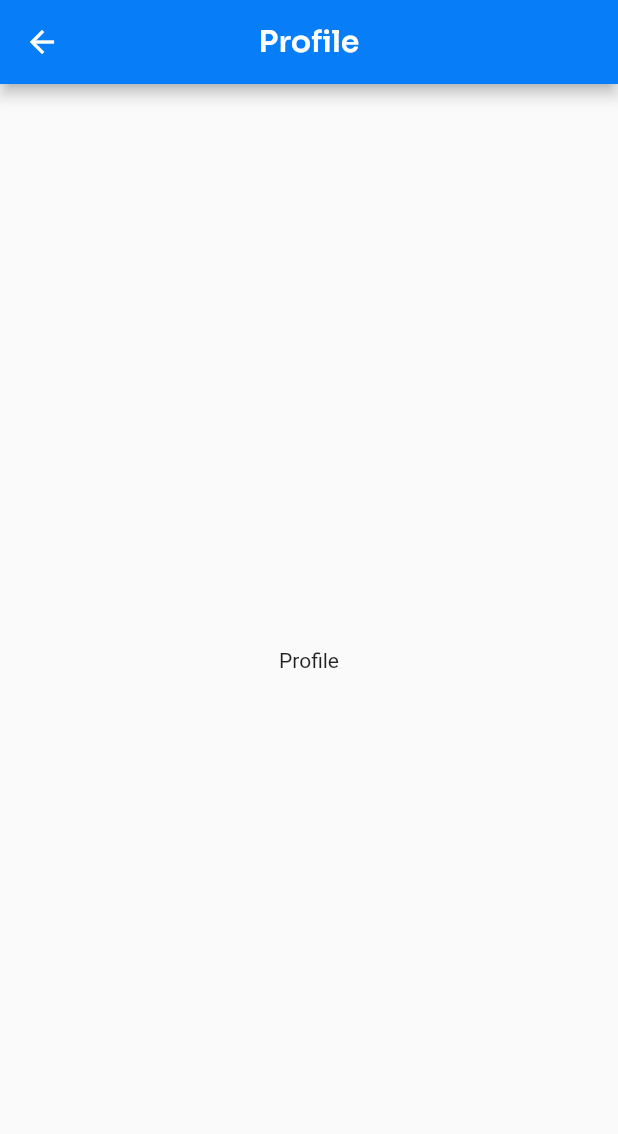
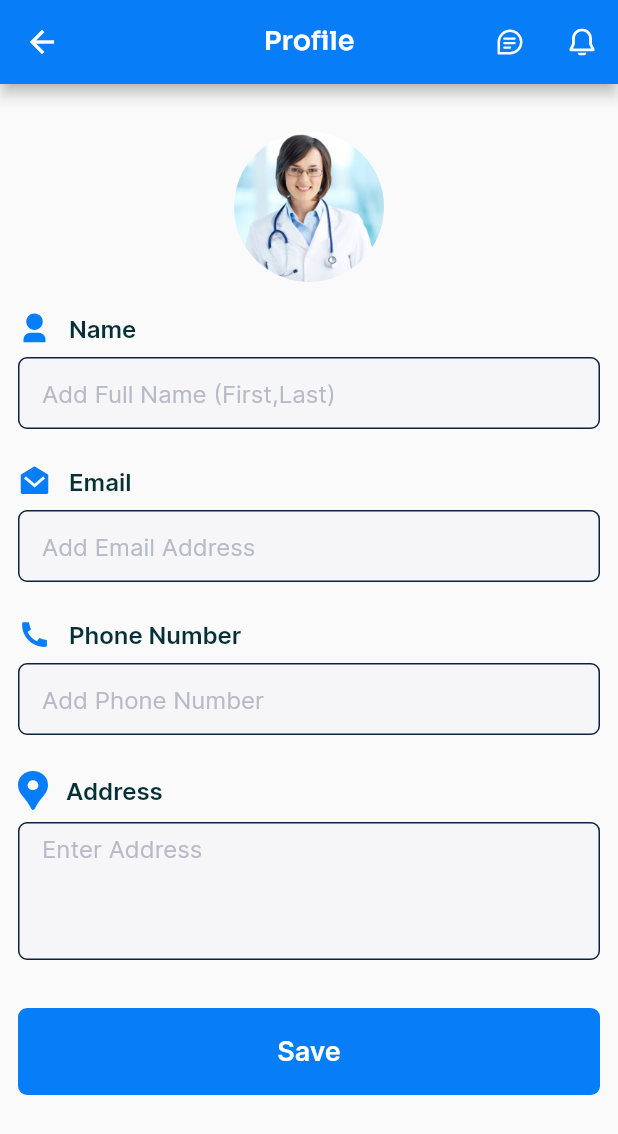
Before and after one commit to maniokhan/tether, a Flutter app: the ProvidersScreen screen opened directly, in the side drawer, after a tap on "Profile", on a phone screen of 412 x 824 dp. Shown: the top 1134 px of the screen. Run offline on Flutter 3.47's test engine with Material 2 defaults, Android fonts, the light colour scheme and no system bars; our stand-ins replace flutter_rating_bar, flutter_riverpod, flutter_svg, freezed_annotation; missing offline and left inert: custom_clippers; generated files the repository leaves out were written again.

Commit message:
work on profile and provider screen

```diff
--- a/lib/src/assets/assets.gen.dart
+++ b/lib/src/assets/assets.gen.dart
@@ -16,6 +16,7 @@ class Assets {
 
   static const AssetGenImage tetherLogo =
       AssetGenImage('assets/Tether-logo.png');
+  static const SvgGenImage address = SvgGenImage('assets/address.svg');
   static const SvgGenImage appointment = SvgGenImage('assets/appointment.svg');
   static const SvgGenImage checkup = SvgGenImage('assets/checkup.svg');
   static const SvgGenImage chipAndTag = SvgGenImage('assets/chipAndTag.svg');
@@ -39,6 +40,9 @@ class Assets {
       SvgGenImage('assets/medicalRecords.svg');
   static const SvgGenImage message = SvgGenImage('assets/message.svg');
   static const SvgGenImage name = SvgGenImage('assets/name.svg');
+  static const SvgGenImage nameIcon = SvgGenImage('assets/nameIcon.svg');
+  static const SvgGenImage nickNameIcon =
+      SvgGenImage('assets/nickNameIcon.svg');
   static const SvgGenImage notofication =
       SvgGenImage('assets/notofication.svg');
   static const AssetGenImage persianCat1 =
@@ -55,11 +59,14 @@ class Assets {
   static const AssetGenImage profilePhoto =
       AssetGenImage('assets/profile_photo.jpeg');
   static const SvgGenImage provider = SvgGenImage('assets/provider.svg');
+  static const SvgGenImage speciesIcon = SvgGenImage('assets/speciesIcon.svg');
   static const SvgGenImage twitter = SvgGenImage('assets/twitter.svg');
+  static const SvgGenImage weightIcon = SvgGenImage('assets/weightIcon.svg');
 
   /// List of all assets
   List<dynamic> get values => [
         tetherLogo,
+        address,
         appointment,
         checkup,
         chipAndTag,
@@ -82,6 +89,8 @@ class Assets {
         medicalRecords,
         message,
         name,
+        nameIcon,
+        nickNameIcon,
         notofication,
         persianCat1,
         persianCat2,
@@ -92,7 +101,9 @@ class Assets {
         primaryLogo,
         profilePhoto,
         provider,
-        twitter
+        speciesIcon,
+        twitter,
+        weightIcon
       ];
 }
 
--- a/lib/src/common_widgets/common_button.dart
+++ b/lib/src/common_widgets/common_button.dart
@@ -5,6 +5,10 @@ import 'package:tether_pet_owner/src/theme/config_colors.dart';
 import 'package:tether_pet_owner/src/utilities/synapp_widget_size.dart';
 
 enum SynappButtonColor {
+  red(
+    ConfigColors.textRed,
+    ConfigColors.white,
+  ),
   primary(
     ConfigColors.primary,
     ConfigColors.white,
--- a/lib/src/common_widgets/common_text_field.dart
+++ b/lib/src/common_widgets/common_text_field.dart
@@ -66,13 +66,15 @@ class CommonTextField extends StatefulWidget {
     this.onFieldSubmitted,
     this.focusNode,
     this.autofillHint,
+    this.showBorder = false,
+    this.perfix,
   });
 
   final String? Function(String?)? validator;
   final String? hintText;
   final String? errorMessage;
   final IconData? suffixIcon;
-  final IconData? prefixIcon;
+  final Widget? prefixIcon;
   final Text? prefixText;
   final void Function()? onSuffixIconPressed;
   final bool isOptionField;
@@ -92,7 +94,8 @@ class CommonTextField extends StatefulWidget {
   final bool autofocus;
   final void Function(String)? onFieldSubmitted;
   final String? autofillHint;
-
+  final bool showBorder;
+  final Widget? perfix;
   @override
   State<CommonTextField> createState() => _CommonTextFieldState();
 }
@@ -132,9 +135,16 @@ class _CommonTextFieldState extends State<CommonTextField> {
 
   @override
   Widget build(BuildContext context) {
-    final int maxLines = widget.largeField ? 8 : 1;
+    final int maxLines = widget.largeField ? 4 : 1;
 
-    final InputBorder defaultInputBorder = OutlineInputBorder(
+    final InputBorder defaultInputBorder = widget.showBorder
+        ? OutlineInputBorder(
+            borderSide: const BorderSide(
+              color: ConfigColors.black,
+            ),
+            borderRadius: borderRadius,
+          )
+        : OutlineInputBorder(
             borderSide: BorderSide.none,
             borderRadius: borderRadius,
           );
@@ -195,6 +205,7 @@ class _CommonTextFieldState extends State<CommonTextField> {
         fontFamily: FontFamily.inter,
       ),
       decoration: InputDecoration(
+        prefix: widget.perfix,
         contentPadding: EdgeInsets.only(
           left: 16,
           top: 16,
@@ -254,13 +265,14 @@ class _CommonTextFieldState extends State<CommonTextField> {
                   ),
                 ),
               ),
-        prefixIcon: widget.prefixText != null
+        prefixIcon: widget.prefixIcon != null
+            // ? setupIcon(widget.prefixIcon!)
+            ? widget.perfix
+            : widget.prefixText != null
                 ? Padding(
                     padding: const EdgeInsets.fromLTRB(15, 14, 8, 15),
                     child: widget.prefixText,
                   )
-            : widget.prefixIcon != null
-                ? setupIcon(widget.prefixIcon!)
                 : null,
       ),
     );
@@ -321,7 +333,7 @@ class _CommonTextFieldState extends State<CommonTextField> {
     return Icon(
       iconData,
       color: ConfigColors.blueGrey,
-      size: 24,
+      size: 20,
     );
   }
 }
--- a/lib/src/common_widgets/provider_tile.dart
+++ b/lib/src/common_widgets/provider_tile.dart
@@ -12,6 +12,7 @@ class ProviderTile extends StatelessWidget {
     required this.providerStatus,
     required this.rating,
     required this.noOfReviews,
+    this.isFavorite = false,
     super.key,
   });
   final String providerName;
@@ -19,6 +20,7 @@ class ProviderTile extends StatelessWidget {
   final double rating;
   final int noOfReviews;
   final String providerImage;
+  final bool isFavorite;
 
   @override
   Widget build(BuildContext context) {
@@ -44,7 +46,26 @@ class ProviderTile extends StatelessWidget {
               mainAxisAlignment: MainAxisAlignment.spaceEvenly,
               crossAxisAlignment: CrossAxisAlignment.start,
               children: [
-                AppText.paragraphS14(providerName),
+                SizedBox(
+                  width: MediaQuery.of(context).size.width * 0.58,
+                  child: Row(
+                    children: [
+                      AppText.paragraphS14(providerName),
+                      const Spacer(),
+                      if (isFavorite)
+                        const Icon(
+                          Icons.favorite,
+                          color: Colors.red,
+                        )
+                      else
+                        const Icon(
+                          Icons.favorite,
+                          color: Colors.transparent,
+                        ),
+                      gapH20
+                    ],
+                  ),
+                ),
                 AppText.paragraphI14(
                   providerStatus,
                   fontWeight: FontWeight.w400,
--- a/lib/src/features/authentication/signin_screen.dart
+++ b/lib/src/features/authentication/signin_screen.dart
@@ -80,9 +80,7 @@ class _SigninScreenState extends State<SigninScreen> {
             ),
             gapH8,
             const CommonPasswordInput(),
-            const SizedBox(
-              height: 32,
-            ),
+            gapH32,
             CommonButton(
               text: 'Log In',
               onPress: () => Navigator.push(context, DashBoardScreen.route()),
--- a/lib/src/features/pet_owner/dashboard/drawer_screen.dart
+++ b/lib/src/features/pet_owner/dashboard/drawer_screen.dart
@@ -1,7 +1,7 @@
 import 'package:flutter/material.dart';
 import 'package:tether_pet_owner/src/assets/assets.gen.dart';
 import 'package:tether_pet_owner/src/features/medical_records/medical_records_screen.dart';
-import 'package:tether_pet_owner/src/features/profile/profile_screen.dart';
+import 'package:tether_pet_owner/src/features/pet_owner/profile/profile_screen.dart';
 import 'package:tether_pet_owner/src/features/settings/settings_screen.dart';
 import 'package:tether_pet_owner/src/theme/config_colors.dart';
 import 'package:tether_pet_owner/src/theme/text.dart';
@@ -24,12 +24,9 @@ class DrawerScreen extends StatelessWidget {
             child: Column(
               mainAxisAlignment: MainAxisAlignment.center,
               children: [
-                // Assets.tetherLogo.image(),
-                // Assets.provider.svg(),
                 CircleAvatar(
                   radius: 32,
                   backgroundImage: AssetImage(
-                    // Assets.profilePhoto.path,
                     Assets.profilePhoto.path,
                   ),
                 ),
--- /dev/null
+++ b/lib/src/features/pet_owner/profile/profile_screen.dart
@@ -0,0 +1,123 @@
+import 'package:flutter/material.dart';
+import 'package:tether_pet_owner/src/assets/assets.gen.dart';
+import 'package:tether_pet_owner/src/common_widgets/common_button.dart';
+import 'package:tether_pet_owner/src/common_widgets/common_text_field.dart';
+import 'package:tether_pet_owner/src/common_widgets/common_text_field_title.dart';
+import 'package:tether_pet_owner/src/constants/app_sizes.dart';
+import 'package:tether_pet_owner/src/features/chat/chat_screen.dart';
+import 'package:tether_pet_owner/src/features/notification/notification_screen.dart';
+import 'package:tether_pet_owner/src/theme/config_colors.dart';
+import 'package:tether_pet_owner/src/theme/text.dart';
+
+class ProfileScreen extends StatefulWidget {
+  const ProfileScreen({super.key});
+  static MaterialPageRoute<ProfileScreen> route() {
+    return MaterialPageRoute<ProfileScreen>(
+      builder: (BuildContext context) => const ProfileScreen(),
+    );
+  }
+
+  @override
+  State<ProfileScreen> createState() => _ProfileScreenState();
+}
+
+class _ProfileScreenState extends State<ProfileScreen> {
+  @override
+  Widget build(BuildContext context) {
+    return Scaffold(
+      appBar: AppBar(
+        backgroundColor: ConfigColors.primary,
+        centerTitle: true,
+        actions: [
+          IconButton(
+            onPressed: () {
+              Navigator.push(context, ChatScreen.route());
+            },
+            icon: Assets.message.svg(
+              height: 18,
+            ),
+          ),
+          IconButton(
+            onPressed: () {
+              Navigator.push(context, NotificationScreen.route());
+            },
+            icon: Assets.notofication.svg(
+              height: 18,
+            ),
+          ),
+        ],
+        title: const AppText.paragraphS16(
+          'Profile',
+          fontSize: 18,
+          color: Colors.white,
+        ),
+      ),
+      body: ListView(
+        padding: const EdgeInsets.symmetric(horizontal: 12, vertical: 12),
+        // physics: const BouncingScrollPhysics(),
+        children: <Widget>[
+          gapH20,
+          Container(
+            height: 100,
+            decoration: BoxDecoration(
+              shape: BoxShape.circle,
+              image: DecorationImage(
+                image: AssetImage(Assets.doctor1.path),
+              ),
+            ),
+          ),
+          gapH20,
+          CommonTextFieldTitle(
+            leading: Assets.name.svg(color: ConfigColors.primary),
+            text: 'Name',
+          ),
+          gapH8,
+          const CommonTextField(
+            hintText: 'Add Full Name (First,Last)',
+            textInputType: TextInputType.emailAddress,
+            showBorder: true,
+          ),
+          gapH24,
+          CommonTextFieldTitle(
+            leading: Assets.emailGreen.svg(color: ConfigColors.primary),
+            text: 'Email',
+          ),
+          gapH8,
+          const CommonTextField(
+            hintText: 'Add Email Address',
+            textInputType: TextInputType.emailAddress,
+            showBorder: true,
+          ),
+          gapH24,
+          CommonTextFieldTitle(
+            leading: Assets.phoneNumber.svg(color: ConfigColors.primary),
+            text: 'Phone Number',
+          ),
+          gapH8,
+          const CommonTextField(
+            hintText: 'Add Phone Number',
+            textInputType: TextInputType.emailAddress,
+            showBorder: true,
+          ),
+          gapH24,
+          CommonTextFieldTitle(
+            leading: Assets.address.svg(color: ConfigColors.primary),
+            text: 'Address',
+          ),
+          gapH8,
+          const CommonTextField(
+            hintText: 'Enter Address',
+            textInputType: TextInputType.emailAddress,
+            largeField: true,
+            showBorder: true,
+          ),
+          gapH32,
+          CommonButton(
+            text: 'Save',
+            onPress: () {},
+          ),
+        ],
+      ),
+    );
+  }
+}
--- a/lib/src/features/pet_owner/providers_screen.dart
+++ b/lib/src/features/pet_owner/providers_screen.dart
@@ -1,5 +1,6 @@
 import 'package:flutter/material.dart';
 import 'package:tether_pet_owner/src/assets/assets.gen.dart';
+import 'package:tether_pet_owner/src/common_widgets/provider_tile.dart';
 import 'package:tether_pet_owner/src/constants/app_sizes.dart';
 import 'package:tether_pet_owner/src/features/chat/chat_screen.dart';
 import 'package:tether_pet_owner/src/features/notification/notification_screen.dart';
@@ -21,7 +22,7 @@ class _ProvidersScreenState extends State<ProvidersScreen>
   @override
   void initState() {
     super.initState();
-    tabController = TabController(length: 3, vsync: this);
+    tabController = TabController(length: 4, vsync: this);
   }
 
   @override
@@ -62,11 +63,14 @@ class _ProvidersScreenState extends State<ProvidersScreen>
           color: Colors.white,
         ),
       ),
-      body: Column(
+      body: Padding(
+        padding: const EdgeInsets.symmetric(horizontal: 12, vertical: 12),
+        child: Column(
+          crossAxisAlignment: CrossAxisAlignment.start,
           children: [
             gapH24,
             Container(
-            margin: const EdgeInsets.symmetric(horizontal: 16),
+              //  margin: const EdgeInsets.symmetric(horizontal: 16),
               height: 34,
               padding: const EdgeInsets.all(2),
               decoration: BoxDecoration(
@@ -81,6 +85,7 @@ class _ProvidersScreenState extends State<ProvidersScreen>
                   color: ConfigColors.primary,
                   borderRadius: BorderRadius.circular(4),
                 ),
+                labelPadding: const EdgeInsets.symmetric(horizontal: 8),
                 tabs: const [
                   Tab(
                     text: 'All',
@@ -89,12 +94,35 @@ class _ProvidersScreenState extends State<ProvidersScreen>
                     text: 'Groomer',
                   ),
                   Tab(
+                    text: 'Vet',
+                  ),
+                  Tab(
                     text: 'Boarder',
                   ),
                 ],
               ),
             ),
+            gapH32,
+            const AppText.paragraphS16('My Providers'),
+            gapH20,
+            ProviderTile(
+              providerImage: Assets.doctor1.path,
+              providerName: 'Dr. Maria J.K',
+              providerStatus: 'Veterinarian',
+              rating: 5.0,
+              noOfReviews: 62,
+              isFavorite: true,
+            ),
+            ProviderTile(
+              providerImage: Assets.doctor2.path,
+              providerName: 'Dr. Roberto Williams',
+              providerStatus: 'Veterinarian',
+              rating: 4.0,
+              noOfReviews: 45,
+              isFavorite: true,
+            ),
           ],
+        ),
       ),
     );
   }
--- a/lib/src/features/profile/profile_screen.dart
+++ /dev/null
@@ -1,29 +0,0 @@
-import 'package:flutter/material.dart';
-import 'package:tether_pet_owner/src/theme/config_colors.dart';
-import 'package:tether_pet_owner/src/theme/text.dart';
-
-class ProfileScreen extends StatelessWidget {
-  const ProfileScreen({super.key});
-  static MaterialPageRoute<ProfileScreen> route() {
-    return MaterialPageRoute<ProfileScreen>(
-      builder: (BuildContext context) => const ProfileScreen(),
-    );
-  }
-
-  @override
-  Widget build(BuildContext context) {
-    return Scaffold(
-      appBar: AppBar(
-        centerTitle: true,
-        backgroundColor: ConfigColors.primary,
-        title: const AppText.titleS20(
-          'Profile',
-          color: ConfigColors.white,
-        ),
-      ),
-      body: const Center(
-        child: Text('Profile'),
-      ),
-    );
-  }
-}
```
Also changed, not shown: lib/src/app.dart (+5 -4 lines), lib/src/features/notification/notification_screen.dart (+9 -0 lines), lib/src/features/pet_owner/dashboard/dashboard_screen.dart (+4 -6 lines), lib/src/features/pet_owner/pets/detail_pet_screen.dart (added, +92 -0 lines), lib/src/features/pet_owner/pets/pet_screen.dart (+0 -34 lines), assets/address.svg (added), assets/nameIcon.svg (added), assets/nickNameIcon.svg (added), assets/speciesIcon.svg (added), assets/weightIcon.svg (added). Lines whose indentation alone changed are shown as unchanged.
